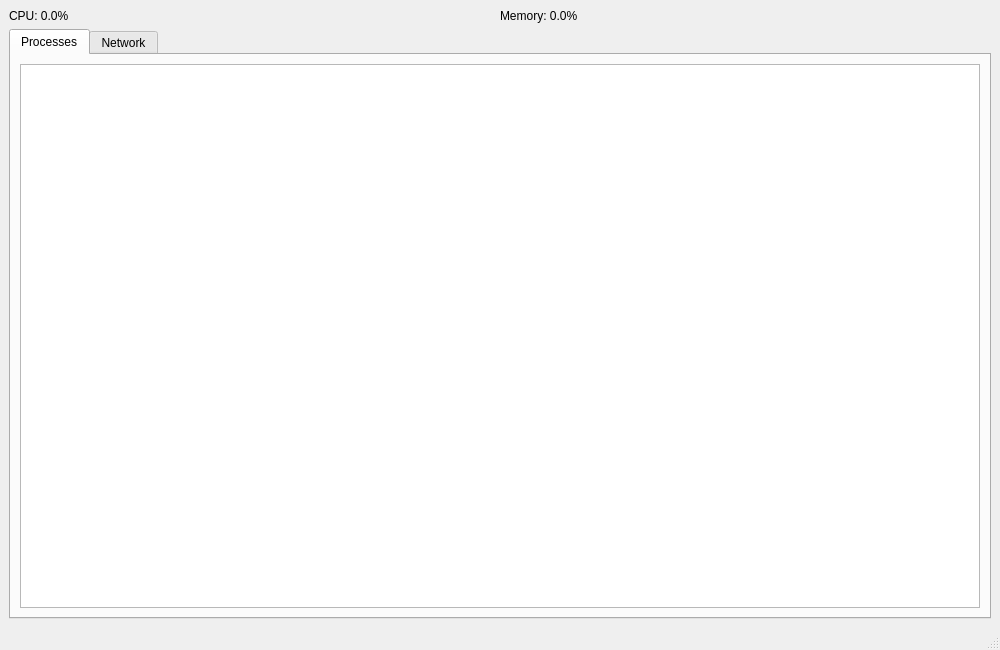
This is MainWindow.ui in Fasdeq13/Linux-Process-Hacker as Qt 5 draws it before an edit. The edited form follows.
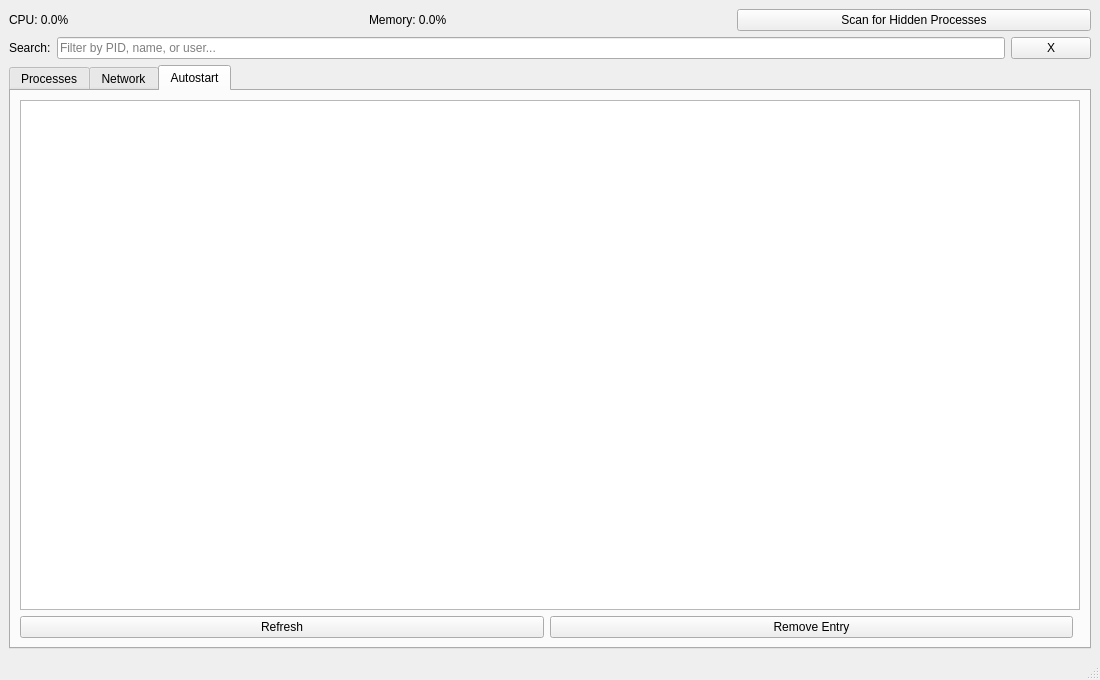
This is the edited form. The open tabs and pages were chosen to show the change.

```diff
--- a/MainWindow.ui
+++ b/MainWindow.ui
@@ -6,8 +6,8 @@
    <rect>
     <x>0</x>
     <y>0</y>
-    <width>1000</width>
-    <height>650</height>
+    <width>1100</width>
+    <height>680</height>
    </rect>
   </property>
   <property name="windowTitle">
@@ -38,8 +38,57 @@
         </property>
        </spacer>
       </item>
+      <item>
+       <widget class="QPushButton" name="scanRootkitButton">
+        <property name="text">
+         <string>Scan for Hidden Processes</string>
+        </property>
+       </widget>
+      </item>
      </layout>
     </item>
+    <item>
+     <widget class="QWidget" name="searchBarWidget">
+      <layout class="QHBoxLayout" name="searchBarHorizontalLayout">
+       <property name="leftMargin">
+        <number>0</number>
+       </property>
+       <property name="topMargin">
+        <number>0</number>
+       </property>
+       <property name="rightMargin">
+        <number>0</number>
+       </property>
+       <property name="bottomMargin">
+        <number>0</number>
+       </property>
+       <item>
+        <widget class="QLabel" name="searchIconLabel">
+         <property name="text">
+          <string>Search:</string>
+         </property>
+        </widget>
+       </item>
+       <item>
+        <widget class="QLineEdit" name="searchLineEdit">
+         <property name="placeholderText">
+          <string>Filter by PID, name, or user...</string>
+         </property>
+        </widget>
+       </item>
+       <item>
+        <widget class="QPushButton" name="closeSearchButton">
+         <property name="text">
+          <string>X</string>
+         </property>
+         <property name="maximumWidth">
+          <number>28</number>
+         </property>
+        </widget>
+       </item>
+      </layout>
+     </widget>
+    </item>
     <item>
      <widget class="QTabWidget" name="mainTabWidget">
       <widget class="QWidget" name="processesTab">
@@ -62,6 +111,41 @@
         </item>
        </layout>
       </widget>
+      <widget class="QWidget" name="autostartTab">
+       <attribute name="title">
+        <string>Autostart</string>
+       </attribute>
+       <layout class="QVBoxLayout" name="autostartTabLayout">
+        <item>
+         <widget class="QTableView" name="autostartTableView"/>
+        </item>
+        <item>
+         <layout class="QHBoxLayout" name="autostartButtonsHorizontalLayout">
+          <item>
+           <widget class="QPushButton" name="refreshAutostartButton">
+            <property name="text">
+             <string>Refresh</string>
+            </property>
+           </widget>
+          </item>
+          <item>
+           <widget class="QPushButton" name="removeAutostartButton">
+            <property name="text">
+             <string>Remove Entry</string>
+            </property>
+           </widget>
+          </item>
+          <item>
+           <spacer name="autostartButtonsSpacer">
+            <property name="orientation">
+             <enum>Qt::Horizontal</enum>
+            </property>
+           </spacer>
+          </item>
+         </layout>
+        </item>
+       </layout>
+      </widget>
      </widget>
     </item>
    </layout>
```
Left out of the diff: 2 changed lines with no effect on the pictures.
